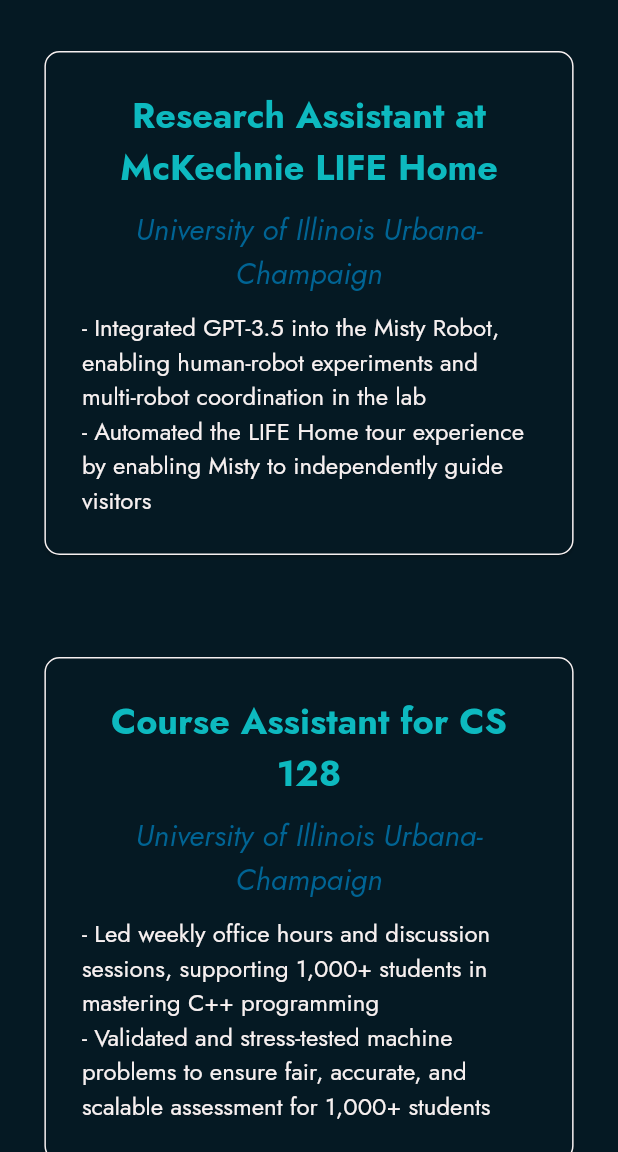
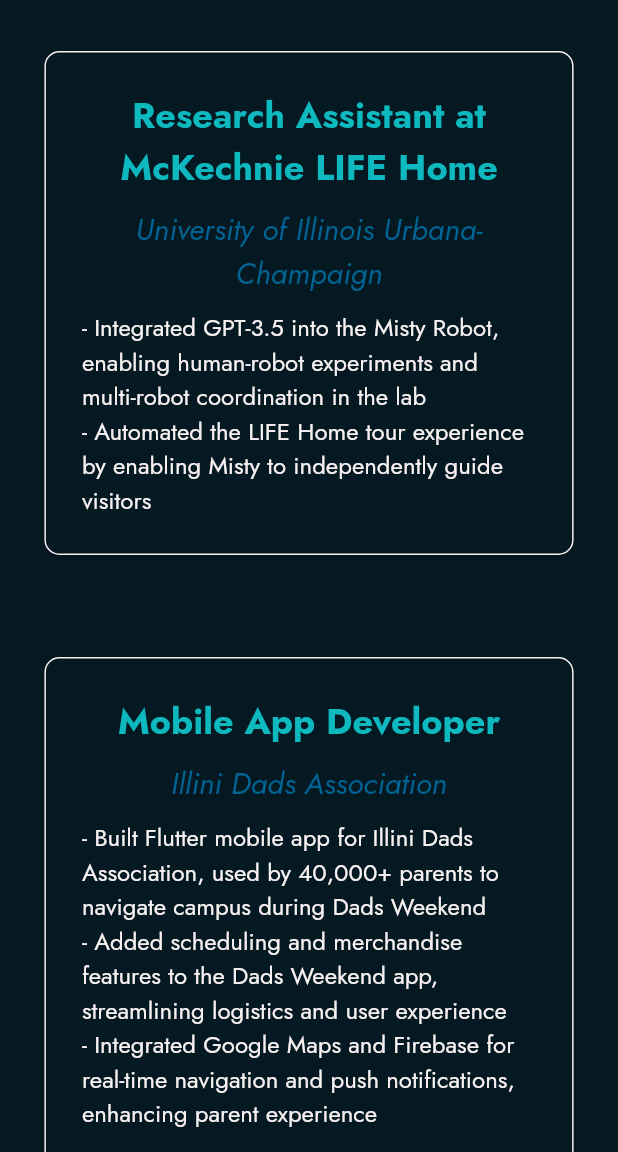
Before and after one commit to vsmart-06/portfolio-website, a Flutter app: the Organizations screen opened by its route, on a phone screen of 412 x 824 dp, the part 84-1236 px from its top. Run offline on Flutter 3.47's test engine with Material 3 defaults, Android fonts, the phone set to English and light mode, and no system bars; our stand-ins replace animated_text_kit, google_fonts; missing offline and left inert: dart:html; network calls fail.

Commit message:
New position

```diff
--- a/lib/pages/organizations_page.dart
+++ b/lib/pages/organizations_page.dart
@@ -30,12 +30,6 @@
       "organization": "University of Illinois Urbana-Champaign",
     },
     {
-      "heading": "Course Assistant for CS 128",
-      "subheading":
-          "- Led weekly office hours and discussion sessions, supporting 1,000+ students in mastering C++ programming\n- Validated and stress-tested machine problems to ensure fair, accurate, and scalable assessment for 1,000+ students",
-      "organization": "University of Illinois Urbana-Champaign",
-    },
-    {
       "heading": "Mobile App Developer",
       "subheading":
           "- Built Flutter mobile app for Illini Dads Association, used by 40,000+ parents to navigate campus during Dads Weekend\n- Added scheduling and merchandise features to the Dads Weekend app, streamlining logistics and user experience\n- Integrated Google Maps and Firebase for real-time navigation and push notifications, enhancing parent experience",
@@ -46,6 +40,18 @@
       "subheading":
           "- Built a Python-based reporting suite that automated analysis, reducing manual effort and making insights more accessible\n- Migrated backend to Laravel, improving performance and scalability and introduced new features for franchise operations",
       "organization": "Bricks 4 Kidz"
+    },
+    {
+      "heading": "Course Assistant for CS 233",
+      "subheading":
+          "- Led in-person discussion sections to guide students through challenging concepts and assessments in computer architecture\n- Held weekly office hours to provide individualized support and deepen student understanding of course material",
+      "organization": "University of Illinois Urbana-Champaign",
+    },
+    {
+      "heading": "Course Assistant for CS 128",
+      "subheading":
+          "- Led weekly office hours and discussion sessions, supporting 1,000+ students in mastering C++ programming\n- Validated and stress-tested machine problems to ensure fair, accurate, and scalable assessment for 1,000+ students",
+      "organization": "University of Illinois Urbana-Champaign",
     },
     {
       "heading": "Research Assistant at RoboTouch Lab",
```
